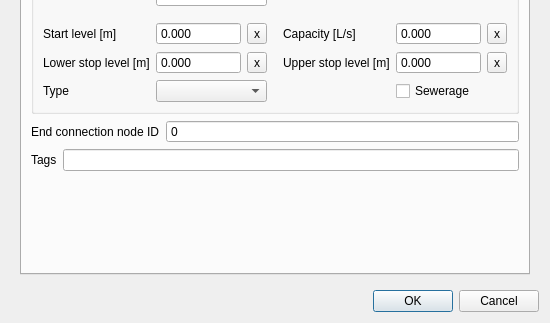
Qt form threedi_schematisation_editor/forms/ui/pump_map.ui (nens/threedi-schematisation-editor) before a commit; both pictures show x 0 to 550 and y 227 to 550 of the 550 by 550 pixel window.
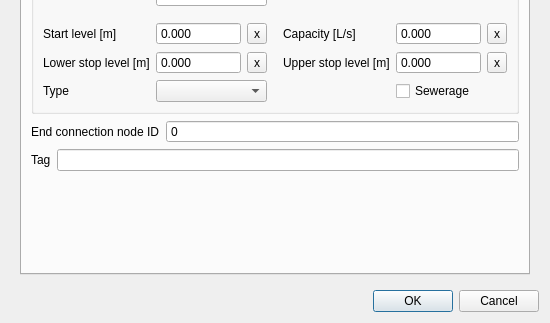
The same form after that commit.

Patch:
```diff
--- a/threedi_schematisation_editor/forms/ui/pump_map.ui
+++ b/threedi_schematisation_editor/forms/ui/pump_map.ui
@@ -627,7 +627,7 @@
              <item>
               <widget class="QLabel" name="label_13">
                <property name="text">
-                <string>Tags</string>
+                <string>Tag</string>
                </property>
               </widget>
              </item>
```
